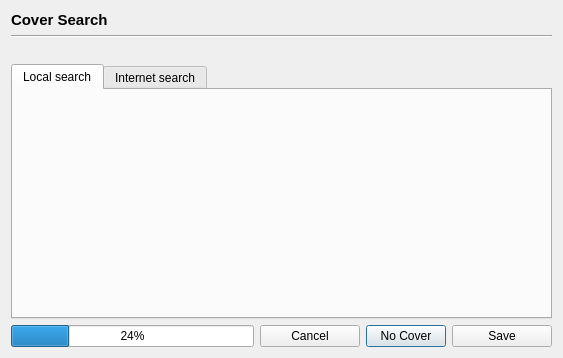
Before: the Qt Designer form branches/sayonara-492/GUI/alternate_covers/GUI_Alternate_Covers.ui in shahid334/sayonara-player, drawn with Qt 5.
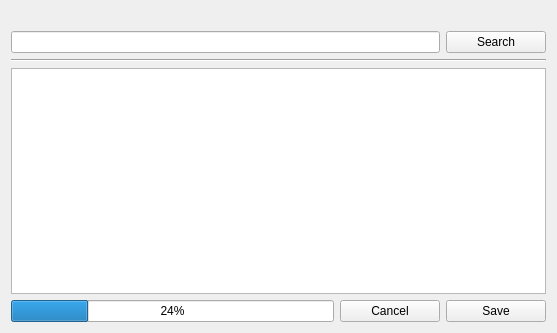
After: the same form once the commit is applied. Custom widgets are drawn as their Qt base class.

What changed in the file:
```diff
--- a/branches/sayonara-492/GUI/alternate_covers/GUI_Alternate_Covers.ui
+++ b/branches/sayonara-492/GUI/alternate_covers/GUI_Alternate_Covers.ui
@@ -6,15 +6,15 @@
    <rect>
     <x>0</x>
     <y>0</y>
-    <width>563</width>
-    <height>358</height>
+    <width>557</width>
+    <height>333</height>
    </rect>
   </property>
   <property name="windowTitle">
    <string>Search alternative covers</string>
   </property>
   <layout class="QGridLayout" name="gridLayout">
-   <item row="2" column="3">
+   <item row="0" column="0" colspan="3">
     <widget class="QLabel" name="lab_title">
      <property name="font">
       <font>
@@ -27,139 +27,149 @@
      </property>
     </widget>
    </item>
-   <item row="7" column="3">
-    <layout class="QHBoxLayout" name="horizontalLayout">
-     <item>
-      <widget class="QProgressBar" name="pb_progress">
-       <property name="value">
-        <number>24</number>
-       </property>
-      </widget>
-     </item>
-     <item>
-      <widget class="QPushButton" name="btn_cancel">
-       <property name="minimumSize">
-        <size>
-         <width>100</width>
-         <height>0</height>
-        </size>
-       </property>
-       <property name="maximumSize">
-        <size>
-         <width>100</width>
-         <height>16777215</height>
-        </size>
-       </property>
-       <property name="focusPolicy">
-        <enum>Qt::NoFocus</enum>
-       </property>
-       <property name="text">
-        <string>Cancel</string>
-       </property>
-      </widget>
-     </item>
-     <item>
-      <widget class="QPushButton" name="btn_no_cover">
-       <property name="text">
-        <string>No Cover</string>
-       </property>
-      </widget>
-     </item>
-     <item>
-      <widget class="QPushButton" name="btn_save">
-       <property name="minimumSize">
-        <size>
-         <width>100</width>
-         <height>0</height>
-        </size>
-       </property>
-       <property name="maximumSize">
-        <size>
-         <width>100</width>
-         <height>16777215</height>
-        </size>
-       </property>
-       <property name="focusPolicy">
-        <enum>Qt::NoFocus</enum>
-       </property>
-       <property name="text">
-        <string>Save</string>
-       </property>
-      </widget>
-     </item>
-    </layout>
+   <item row="1" column="0" colspan="2">
+    <widget class="QLineEdit" name="le_search"/>
    </item>
-   <item row="0" column="3">
-    <widget class="QLabel" name="label">
-     <property name="font">
-      <font>
-       <pointsize>11</pointsize>
-       <weight>75</weight>
-       <bold>true</bold>
-      </font>
+   <item row="1" column="2">
+    <widget class="QPushButton" name="btn_search">
+     <property name="sizePolicy">
+      <sizepolicy hsizetype="Fixed" vsizetype="Fixed">
+       <horstretch>0</horstretch>
+       <verstretch>0</verstretch>
+      </sizepolicy>
+     </property>
+     <property name="minimumSize">
+      <size>
+       <width>50</width>
+       <height>0</height>
+      </size>
+     </property>
+     <property name="maximumSize">
+      <size>
+       <width>156113</width>
+       <height>16777215</height>
+      </size>
+     </property>
+     <property name="focusPolicy">
+      <enum>Qt::NoFocus</enum>
      </property>
      <property name="text">
-      <string>Cover Search</string>
+      <string>Search</string>
      </property>
     </widget>
    </item>
-   <item row="6" column="3">
-    <widget class="QTabWidget" name="tab_widget">
-     <property name="currentIndex">
-      <number>0</number>
-     </property>
-     <widget class="QWidget" name="tab_local">
-      <attribute name="title">
-       <string>Local search</string>
-      </attribute>
-      <layout class="QGridLayout" name="gridLayout_2">
-       <item row="0" column="0">
-        <widget class="GUI_AlternateCovLocal" name="widget_local" native="true">
-         <property name="sizePolicy">
-          <sizepolicy hsizetype="MinimumExpanding" vsizetype="MinimumExpanding">
-           <horstretch>0</horstretch>
-           <verstretch>0</verstretch>
-          </sizepolicy>
-         </property>
-        </widget>
-       </item>
-      </layout>
-     </widget>
-     <widget class="QWidget" name="tab_internet">
-      <attribute name="title">
-       <string>Internet search</string>
-      </attribute>
-      <layout class="QGridLayout" name="gridLayout_3">
-       <item row="0" column="0">
-        <widget class="GUI_AlternateCovInternet" name="widget_internet" native="true"/>
-       </item>
-      </layout>
-     </widget>
-    </widget>
-   </item>
-   <item row="1" column="3">
+   <item row="2" column="0" colspan="3">
     <widget class="Line" name="line">
      <property name="orientation">
       <enum>Qt::Horizontal</enum>
      </property>
     </widget>
    </item>
+   <item row="3" column="0" colspan="3">
+    <widget class="QTableView" name="tv_images">
+     <property name="minimumSize">
+      <size>
+       <width>520</width>
+       <height>220</height>
+      </size>
+     </property>
+     <property name="verticalScrollBarPolicy">
+      <enum>Qt::ScrollBarAsNeeded</enum>
+     </property>
+     <property name="tabKeyNavigation">
+      <bool>false</bool>
+     </property>
+     <property name="showDropIndicator" stdset="0">
+      <bool>false</bool>
+     </property>
+     <property name="dragDropOverwriteMode">
+      <bool>false</bool>
+     </property>
+     <property name="selectionMode">
+      <enum>QAbstractItemView::SingleSelection</enum>
+     </property>
+     <property name="verticalScrollMode">
+      <enum>QAbstractItemView::ScrollPerPixel</enum>
+     </property>
+     <property name="horizontalScrollMode">
+      <enum>QAbstractItemView::ScrollPerPixel</enum>
+     </property>
+     <property name="showGrid">
+      <bool>false</bool>
+     </property>
+     <property name="gridStyle">
+      <enum>Qt::NoPen</enum>
+     </property>
+     <property name="cornerButtonEnabled">
+      <bool>false</bool>
+     </property>
+     <attribute name="horizontalHeaderVisible">
+      <bool>false</bool>
+     </attribute>
+     <attribute name="horizontalHeaderHighlightSections">
+      <bool>false</bool>
+     </attribute>
+     <attribute name="verticalHeaderVisible">
+      <bool>false</bool>
+     </attribute>
+     <attribute name="verticalHeaderHighlightSections">
+      <bool>false</bool>
+     </attribute>
+    </widget>
+   </item>
+   <item row="4" column="1">
+    <widget class="QPushButton" name="btn_cancel">
+     <property name="minimumSize">
+      <size>
+       <width>100</width>
+       <height>0</height>
+      </size>
+     </property>
+     <property name="maximumSize">
+      <size>
+       <width>100</width>
+       <height>16777215</height>
+      </size>
+     </property>
+     <property name="focusPolicy">
+      <enum>Qt::NoFocus</enum>
+     </property>
+     <property name="text">
+      <string>Cancel</string>
+     </property>
+    </widget>
+   </item>
+   <item row="4" column="2">
+    <widget class="QPushButton" name="btn_save">
+     <property name="minimumSize">
+      <size>
+       <width>100</width>
+       <height>0</height>
+      </size>
+     </property>
+     <property name="maximumSize">
+      <size>
+       <width>100</width>
+       <height>16777215</height>
+      </size>
+     </property>
+     <property name="focusPolicy">
+      <enum>Qt::NoFocus</enum>
+     </property>
+     <property name="text">
+      <string>Save</string>
+     </property>
+    </widget>
+   </item>
+   <item row="4" column="0">
+    <widget class="QProgressBar" name="pb_progress">
+     <property name="value">
+      <number>24</number>
+     </property>
+    </widget>
+   </item>
   </layout>
  </widget>
- <customwidgets>
-  <customwidget>
-   <class>GUI_AlternateCovLocal</class>
-   <extends>QWidget</extends>
-   <header>GUI/alternate_covers/GUI_AlternateCovLocal.h</header>
-   <container>1</container>
-  </customwidget>
-  <customwidget>
-   <class>GUI_AlternateCovInternet</class>
-   <extends>QWidget</extends>
-   <header>GUI/alternate_covers/GUI_AlternateCovInternet.h</header>
-   <container>1</container>
-  </customwidget>
- </customwidgets>
  <resources/>
  <connections/>
 </ui>
```
Left out of the diff: 2 changed lines with no effect on the pictures.
